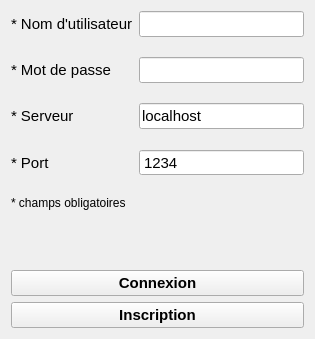
Before: the Qt Designer form User/viewUser.ui in edri/ProjetChat2015, drawn with Qt 5.
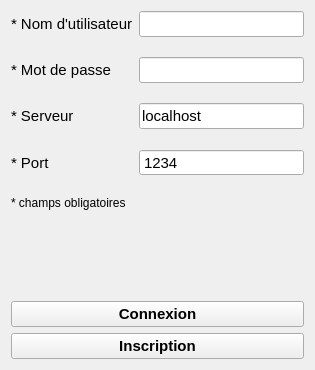
After: the same form once the commit is applied. Icons and pictures are not drawn.

```diff
--- a/User/viewUser.ui
+++ b/User/viewUser.ui
@@ -7,7 +7,7 @@
     <x>0</x>
     <y>0</y>
     <width>315</width>
-    <height>339</height>
+    <height>370</height>
    </rect>
   </property>
   <property name="windowTitle">
```
Left out of the diff: 10 changed lines with no effect on the pictures.
